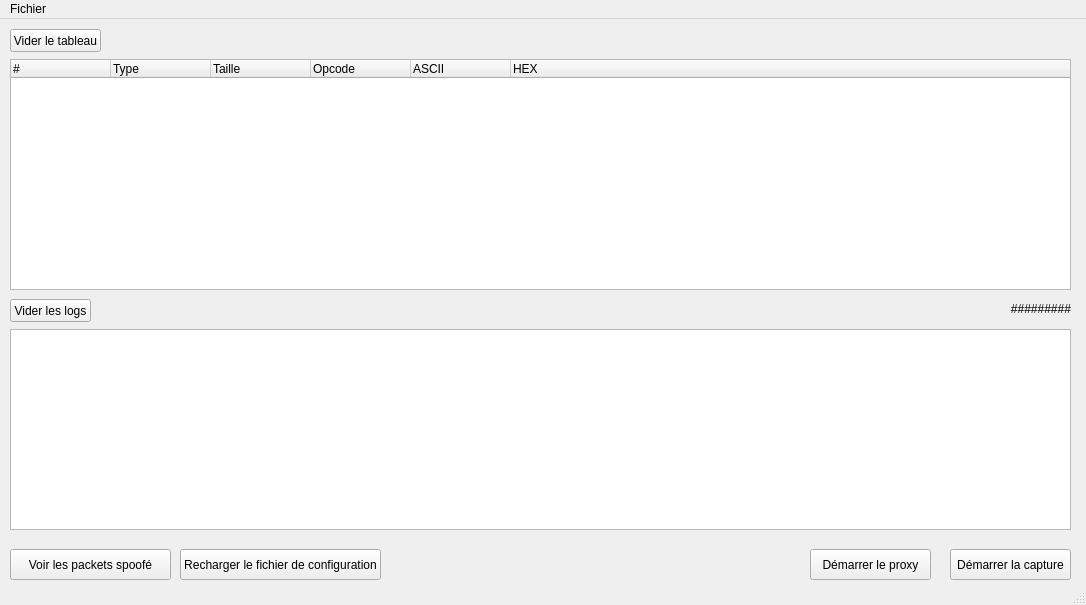
Old version of the form mainwindow.ui in the repository nightwolf93/Wakxy-Sniffer.
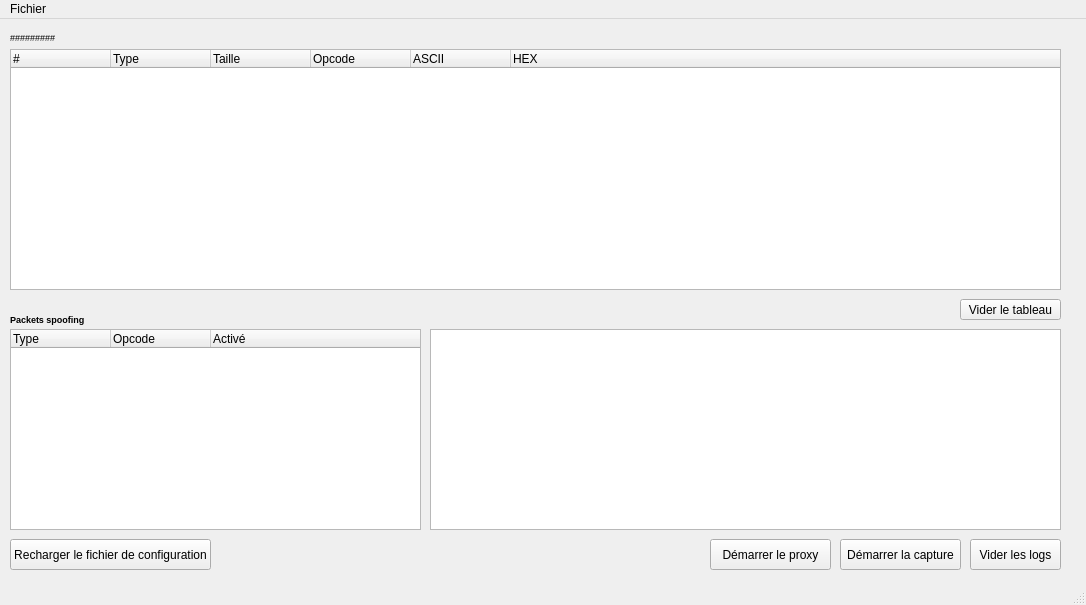
New version of the form.

Commit message: [Sniffer] Clean UI and add packet spoofing :D

```diff
--- a/mainwindow.ui
+++ b/mainwindow.ui
@@ -29,8 +29,8 @@
    <widget class="QPushButton" name="pushButtonProxy">
     <property name="geometry">
      <rect>
-      <x>810</x>
-      <y>530</y>
+      <x>710</x>
+      <y>520</y>
       <width>121</width>
       <height>31</height>
      </rect>
@@ -42,8 +42,8 @@
    <widget class="QPushButton" name="pushButtonCapture">
     <property name="geometry">
      <rect>
-      <x>950</x>
-      <y>530</y>
+      <x>840</x>
+      <y>520</y>
       <width>121</width>
       <height>31</height>
      </rect>
@@ -52,28 +52,12 @@
      <string>Démarrer la capture</string>
     </property>
    </widget>
-   <widget class="QPushButton" name="pushButtonSpoofingPacket">
-    <property name="enabled">
-     <bool>true</bool>
-    </property>
-    <property name="geometry">
-     <rect>
-      <x>10</x>
-      <y>530</y>
-      <width>161</width>
-      <height>31</height>
-     </rect>
-    </property>
-    <property name="text">
-     <string>Voir les packets spoofé</string>
-    </property>
-   </widget>
    <widget class="QTextBrowser" name="textBrowserLog">
     <property name="geometry">
      <rect>
-      <x>10</x>
+      <x>430</x>
       <y>310</y>
-      <width>1061</width>
+      <width>631</width>
       <height>201</height>
      </rect>
     </property>
@@ -92,9 +76,9 @@
     <property name="geometry">
      <rect>
       <x>10</x>
-      <y>40</y>
-      <width>1061</width>
-      <height>231</height>
+      <y>30</y>
+      <width>1051</width>
+      <height>241</height>
      </rect>
     </property>
     <column>
@@ -131,27 +115,31 @@
    <widget class="QLabel" name="labelServer">
     <property name="geometry">
      <rect>
-      <x>810</x>
-      <y>280</y>
+      <x>10</x>
+      <y>10</y>
       <width>261</width>
-      <height>20</height>
+      <height>16</height>
      </rect>
     </property>
+    <property name="font">
+     <font>
+      <pointsize>7</pointsize>
+      <weight>50</weight>
+      <bold>false</bold>
+     </font>
+    </property>
     <property name="layoutDirection">
      <enum>Qt::LeftToRight</enum>
     </property>
     <property name="text">
      <string>#########</string>
     </property>
-    <property name="alignment">
-     <set>Qt::AlignRight|Qt::AlignTrailing|Qt::AlignVCenter</set>
-    </property>
    </widget>
    <widget class="QPushButton" name="pushButtonReloadConf">
     <property name="geometry">
      <rect>
-      <x>180</x>
-      <y>530</y>
+      <x>10</x>
+      <y>520</y>
       <width>201</width>
       <height>31</height>
      </rect>
@@ -163,10 +151,10 @@
    <widget class="QPushButton" name="pushButtonClearLog">
     <property name="geometry">
      <rect>
-      <x>10</x>
-      <y>280</y>
-      <width>81</width>
-      <height>23</height>
+      <x>970</x>
+      <y>520</y>
+      <width>91</width>
+      <height>31</height>
      </rect>
     </property>
     <property name="text">
@@ -176,16 +164,64 @@
    <widget class="QPushButton" name="pushButtonClearTable">
     <property name="geometry">
      <rect>
-      <x>10</x>
-      <y>10</y>
-      <width>91</width>
-      <height>23</height>
+      <x>960</x>
+      <y>280</y>
+      <width>101</width>
+      <height>21</height>
      </rect>
     </property>
     <property name="text">
      <string>Vider le tableau</string>
     </property>
    </widget>
+   <widget class="QTreeWidget" name="treeWidgetPacketSpoofing">
+    <property name="geometry">
+     <rect>
+      <x>10</x>
+      <y>310</y>
+      <width>411</width>
+      <height>201</height>
+     </rect>
+    </property>
+    <column>
+     <property name="text">
+      <string>Type</string>
+     </property>
+    </column>
+    <column>
+     <property name="text">
+      <string>Opcode</string>
+     </property>
+    </column>
+    <column>
+     <property name="text">
+      <string>Activé</string>
+     </property>
+    </column>
+   </widget>
+   <widget class="QLabel" name="labelSpoofing">
+    <property name="geometry">
+     <rect>
+      <x>10</x>
+      <y>290</y>
+      <width>411</width>
+      <height>20</height>
+     </rect>
+    </property>
+    <property name="font">
+     <font>
+      <pointsize>7</pointsize>
+      <weight>75</weight>
+      <bold>true</bold>
+     </font>
+    </property>
+    <property name="layoutDirection">
+     <enum>Qt::RightToLeft</enum>
+    </property>
+    <property name="text">
+     <string>Packets spoofing</string>
+    </property>
+   </widget>
   </widget>
   <widget class="QMenuBar" name="menuBar">
    <property name="geometry">
```
The commit also changes 8 other files.
